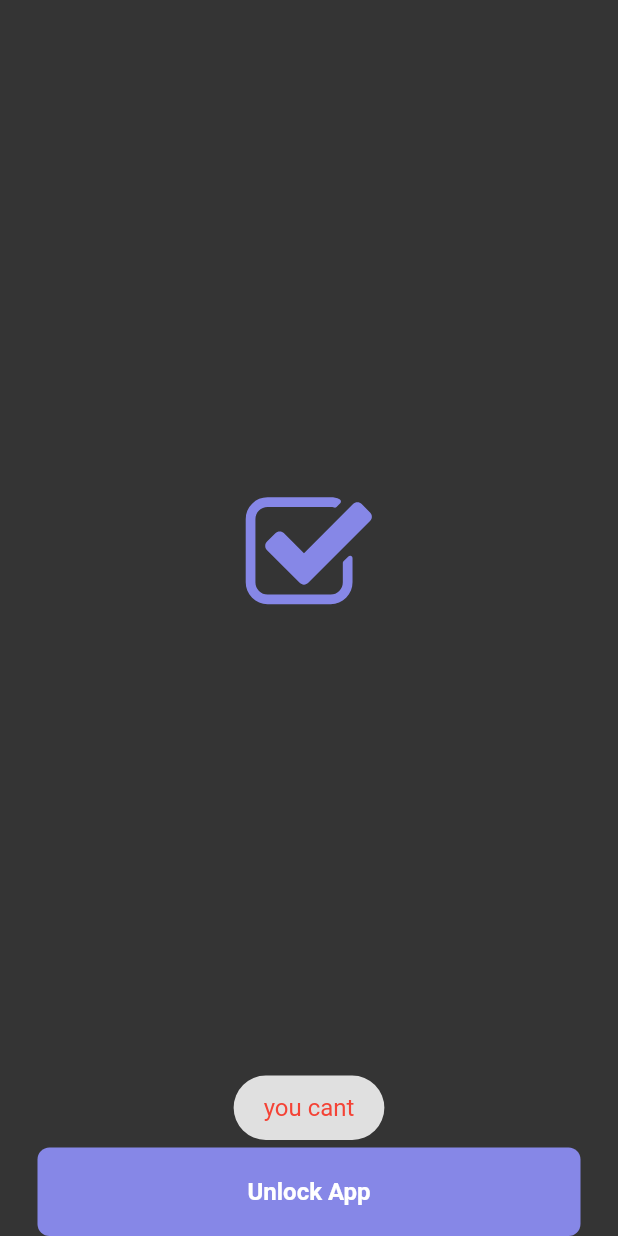
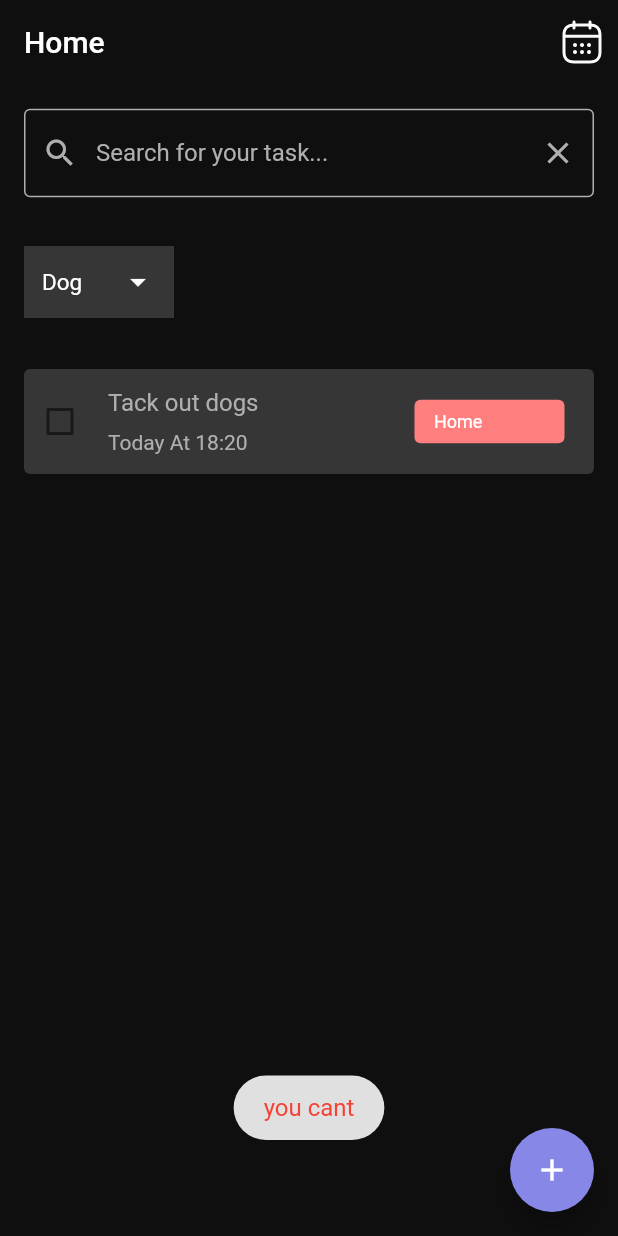
Before and after one commit to nadeemabualarayes/todo, a Flutter app: the screen it shows after launch, after a tap on "Unlock App", on a phone screen of 412 x 824 dp. Run offline on Flutter 3.47's test engine with Material 2 defaults, Android fonts, the phone set to English and light mode, and no system bars; our stand-ins replace flutter_datetime_picker, flutter_svg, fluttertoast, get; missing offline and left inert: shared_preferences_web.

Commit message:
add bottom sheet and icon and desing

```diff
--- a/lib/Pages/biometric_page.dart
+++ b/lib/Pages/biometric_page.dart
@@ -2,6 +2,8 @@ import 'package:flutter/material.dart';
 import 'package:flutter_svg/svg.dart';
 import 'package:fluttertoast/fluttertoast.dart';
 import 'package:todotask/utils/colors.dart';
+
+import 'home_screen.dart';
 
 class BiometricPage extends StatefulWidget {
   const BiometricPage({Key key}) : super(key: key);
@@ -29,7 +31,7 @@ class _BiometricPageState extends State<BiometricPage> {
                     "assets/logo.svg",
                     width: 100,
                     height: 180,
-                    color: kRedColor,
+                    color: kPurpleColor,
                   ),
                 ),
               ),
@@ -40,6 +42,12 @@ class _BiometricPageState extends State<BiometricPage> {
                 alignment: Alignment.bottomCenter,
                 child: GestureDetector(
                   onTap: () async {
+                    Navigator.of(context).push(
+                      MaterialPageRoute(
+                        builder: (_) => const HomeScreen(),
+                      ),
+                    );
+
                     Fluttertoast.showToast(
                         msg: "you cant",
                         toastLength: Toast.LENGTH_LONG,
@@ -55,7 +63,7 @@ class _BiometricPageState extends State<BiometricPage> {
                       padding: const EdgeInsets.all(20.0),
                       decoration: BoxDecoration(
                         borderRadius: BorderRadius.circular(8),
-                        color: kRedColor,
+                        color: kPurpleColor,
                       ),
                       child: const Center(
                           child: Text(
--- /dev/null
+++ b/lib/Pages/home_screen.dart
@@ -0,0 +1,302 @@
+import 'package:flutter/material.dart';
+import 'package:flutter_svg/svg.dart';
+import 'package:todotask/Pages/todo_sheet.dart';
+
+import '../utils/colors.dart';
+
+class HomeScreen extends StatefulWidget {
+  const HomeScreen({Key key}) : super(key: key);
+  static const String id = '/HomeScreen';
+  @override
+  State<HomeScreen> createState() => _HomeScreenState();
+}
+
+class _HomeScreenState extends State<HomeScreen> {
+  @override
+  Widget build(BuildContext context) {
+    return Scaffold(
+      floatingActionButton: FloatingActionButton(
+        onPressed: () async {
+          //TodoSheet.show(context);
+          var event = await TodoSheet.show(
+            context,
+          );
+          print(event);
+        },
+        backgroundColor: kPurpleColor,
+        child: const Icon(Icons.add),
+      ),
+      backgroundColor: kBackgroundColor,
+      appBar: AppBar(
+        automaticallyImplyLeading: false,
+        iconTheme: const IconThemeData(color: Colors.black),
+        elevation: 0,
+        title: const Text("Home"),
+        backgroundColor: Colors.transparent,
+        actions: [
+          Padding(
+            padding: const EdgeInsets.all(8.0),
+            child: AspectRatio(
+                aspectRatio: 0.8,
+                child: GestureDetector(
+                  onTap: () async {},
+                  child: SvgPicture.asset(
+                    "assets/calender.svg",
+                    color: kWhiteColor,
+                    width: 50,
+                    height: 50,
+                  ),
+                )),
+          ),
+        ],
+      ),
+      body:
+          // Todo : when i have data the layout will be change
+          const NewHomePage(),
+      //const OriginalHomePage(),
+    );
+  }
+}
+
+class OriginalHomePage extends StatelessWidget {
+  const OriginalHomePage({
+    Key key,
+  }) : super(key: key);
+
+  @override
+  Widget build(BuildContext context) {
+    return SingleChildScrollView(
+      child: Column(
+        mainAxisAlignment: MainAxisAlignment.center,
+        crossAxisAlignment: CrossAxisAlignment.center,
+        children: [
+          Image.asset(
+            "assets/pic.png",
+            width: 400,
+            height: 400,
+          ),
+          const Text(
+            'What do you want to do today?',
+            textAlign: TextAlign.center,
+            style: TextStyle(
+              color: kWhiteColor,
+              fontSize: 20,
+              fontWeight: FontWeight.normal,
+            ),
+          ),
+          const Padding(
+            padding: EdgeInsets.all(16.0),
+            child: Text(
+              'Tap + to add your tasks',
+              style: TextStyle(
+                color: kWhiteColor,
+                fontSize: 16,
+                fontWeight: FontWeight.normal,
+              ),
+            ),
+          )
+        ],
+      ),
+    );
+  }
+}
+
+class NewHomePage extends StatefulWidget {
+  const NewHomePage({
+    Key key,
+  }) : super(key: key);
+
+  @override
+  State<NewHomePage> createState() => _NewHomePageState();
+}
+
+class _NewHomePageState extends State<NewHomePage> {
+  TextEditingController search = TextEditingController();
+  String dropdownValue = 'Dog';
+  bool _isChecked = false;
+  @override
+  Widget build(BuildContext context) {
+    return SingleChildScrollView(
+      child: Column(
+        mainAxisAlignment: MainAxisAlignment.center,
+        crossAxisAlignment: CrossAxisAlignment.center,
+        children: [
+          Padding(
+            padding: const EdgeInsets.all(16.0),
+            child: Container(
+                width: double.infinity,
+                height: 60,
+                decoration: BoxDecoration(
+                    color: kBackgroundColor,
+                    borderRadius: BorderRadius.circular(5)),
+                child: Center(
+                  child: TextField(
+                    controller: search,
+                    style: const TextStyle(color: kTextColor),
+                    decoration: InputDecoration(
+                      prefixIcon: const Icon(
+                        Icons.search,
+                        color: kTextColor,
+                      ),
+                      suffixIcon: IconButton(
+                        icon: const Icon(
+                          Icons.clear,
+                          color: kTextColor,
+                        ),
+                        onPressed: () {
+                          /* Clear the search field */
+                          search.clear();
+                        },
+                      ),
+                      enabledBorder: const OutlineInputBorder(
+                        borderSide: BorderSide(width: 1, color: kTextColor),
+                      ),
+                      hintText: 'Search for your task...',
+                      hintStyle: const TextStyle(color: kTextColor),
+                      border: const OutlineInputBorder(
+                        borderSide: BorderSide(width: 1, color: kTextColor),
+                      ),
+                    ),
+                  ),
+                )),
+          ),
+          Row(
+            children: [
+              Padding(
+                padding: const EdgeInsets.all(16.0),
+                child: SizedBox(
+                  height: 50,
+                  width: 100,
+                  child: DropdownButtonFormField(
+                    decoration: const InputDecoration(
+                      enabledBorder: InputBorder.none,
+                      focusedBorder: InputBorder.none,
+                      filled: true,
+                      fillColor: kGrayColor,
+                    ),
+                    dropdownColor: kGrayColor,
+                    value: dropdownValue,
+                    style: const TextStyle(color: kWhiteColor, fontSize: 15),
+                    icon: const Icon(
+                      Icons.arrow_drop_down_sharp,
+                      color: kWhiteColor,
+                    ),
+                    onChanged: (String newValue) {
+                      setState(() {
+                        dropdownValue = newValue;
+                      });
+                    },
+                    items: <String>['Dog', 'Cat', 'Tiger', 'Lion']
+                        .map<DropdownMenuItem<String>>((String value) {
+                      return DropdownMenuItem<String>(
+                        value: value,
+                        child: Text(
+                          value,
+                          style: const TextStyle(fontSize: 15),
+                        ),
+                      );
+                    }).toList(),
+                  ),
+                ),
+              ),
+            ],
+          ),
+          Padding(
+            padding: const EdgeInsets.all(16.0),
+            child: Container(
+                width: double.infinity,
+                height: 70,
+                decoration: const BoxDecoration(
+                  borderRadius: BorderRadius.all(Radius.circular(4)),
+                  color: kGrayColor,
+                ),
+                child: Row(
+                  crossAxisAlignment: CrossAxisAlignment.center,
+                  children: [
+                    Checkbox(
+                      value: _isChecked,
+                      onChanged: (value) {
+                        setState(() {
+                          _isChecked = value;
+                          print(_isChecked);
+                        });
+                      },
+                    ),
+                    Padding(
+                      padding: const EdgeInsets.all(8.0),
+                      child: Column(
+                          crossAxisAlignment: CrossAxisAlignment.start,
+                          mainAxisAlignment: MainAxisAlignment.spaceAround,
+                          children: const <Widget>[
+                            Text(
+                              'Tack out dogs',
+                              style: TextStyle(
+                                color: kTextColor,
+                                fontSize: 16,
+                                fontWeight: FontWeight.normal,
+                              ),
+                            ),
+                            Text(
+                              'Today At 18:20',
+                              style: TextStyle(
+                                color: kTextColor,
+                                fontSize: 14,
+                                fontWeight: FontWeight.normal,
+                              ),
+                            ),
+                          ]),
+                    ),
+                    const SizedBox(
+                      width: 80,
+                    ),
+                    Padding(
+                      padding: const EdgeInsets.all(16.0),
+                      child: SizedBox(
+                          width: 100,
+                          height: 29,
+                          child: Container(
+                            decoration: const BoxDecoration(
+                              borderRadius: BorderRadius.only(
+                                topLeft: Radius.circular(4),
+                                topRight: Radius.circular(4),
+                                bottomLeft: Radius.circular(4),
+                                bottomRight: Radius.circular(4),
+                              ),
+                              color: Color.fromRGBO(255, 127, 127, 1),
+                            ),
+                            padding: const EdgeInsets.symmetric(
+                                horizontal: 8, vertical: 4),
+                            child: Row(
+                              mainAxisSize: MainAxisSize.min,
+                              children: <Widget>[
+                                // Container(
+                                //     width: 14,
+                                //     height: 14,
+                                //     decoration: const BoxDecoration(
+                                //       color: Color.fromRGBO(255, 128, 128, 1),
+                                //     ),
+                                //     child: SvgPicture.asset(
+                                //         'assets/images/vector.svg',
+                                //         semanticsLabel: 'vector')),
+                                const SizedBox(width: 5),
+                                const Text(
+                                  'Home',
+                                  textAlign: TextAlign.left,
+                                  style: TextStyle(
+                                    color: kWhiteColor,
+                                    fontSize: 12,
+                                    fontWeight: FontWeight.normal,
+                                  ),
+                                ),
+                              ],
+                            ),
+                          )),
+                    ),
+                  ],
+                )),
+          )
+        ],
+      ),
+    );
+  }
+}
--- a/lib/Pages/splash_page.dart
+++ b/lib/Pages/splash_page.dart
@@ -48,7 +48,7 @@ class _SplashPageState extends State<SplashPage> with TickerProviderStateMixin {
             Center(
                 child: SvgPicture.asset(
               "assets/logo.svg",
-              color: kRedColor,
+              color: kPurpleColor,
               width: 150,
               height: 150,
             )),
--- a/lib/utils/colors.dart
+++ b/lib/utils/colors.dart
@@ -1,8 +1,10 @@
 import 'package:flutter/material.dart';
 
-const kBackgroundColor = Color(0xFF343434);
-const kRedColor = Color(0xFF8687E7);
+const kBackgroundColor = Color(0xFF100F0F);
+const kPurpleColor = Color(0xFF8687E7);
 const kWhiteColor = Color(0xFFFFFFFF);
+const kGrayColor = Color(0xff363636);
+const kTextColor = Color(0xffAFAFAF);
 //const kBackgroundColor = Color(0xFF343434);
 
 double displayScreenWidth(context) {
--- a/lib/utils/fonts.dart
+++ /dev/null
@@ -1 +0,0 @@
-const kDefaultFont = 'Poppins';
--- a/pubspec.yaml
+++ b/pubspec.yaml
@@ -22,7 +22,6 @@ dependencies:
   syncfusion_flutter_calendar: "20.4.44"
   syncfusion_flutter_datepicker: "20.4.44"
   syncfusion_flutter_core: "20.4.44"
-  omni_datetime_picker: ^0.1.4
   font_awesome_flutter: ^10.4.0
   flutter_svg: ^1.1.6
   fluttertoast: "8.1.2"
```
Also changed, not shown: lib/Pages/todo_sheet.dart (added, +232 -0 lines), assets/calender.svg (added), assets/pic.png (added), assets/send.svg (added), assets/tag.svg (added), assets/timer.svg (added), 1 other file.
